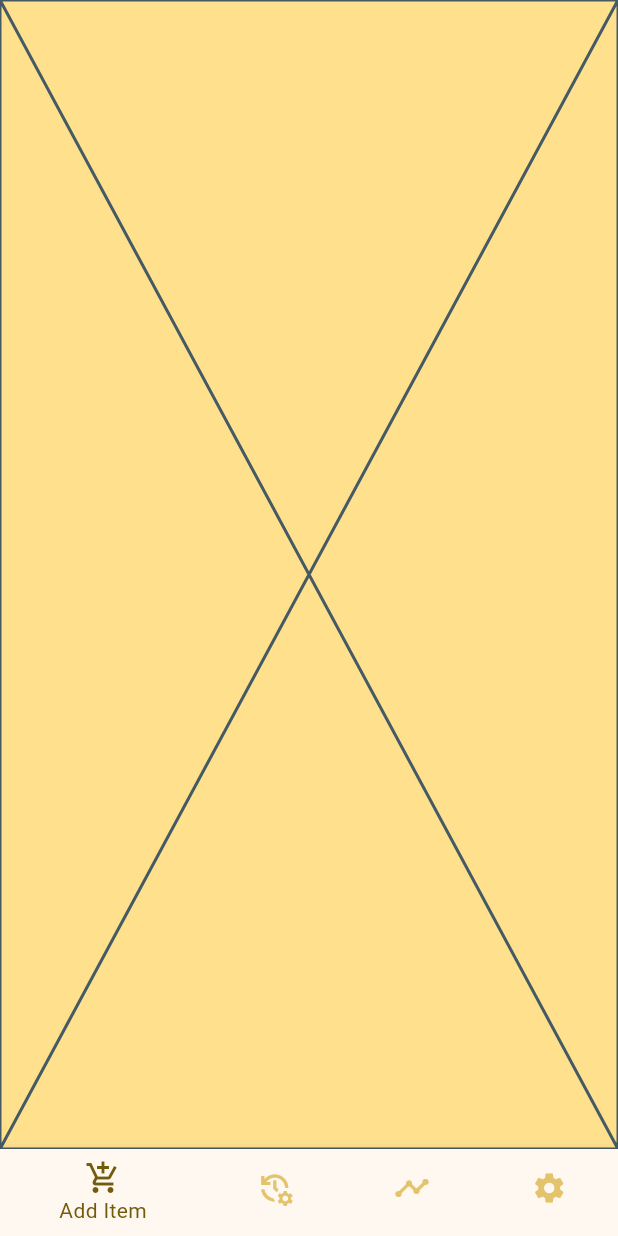
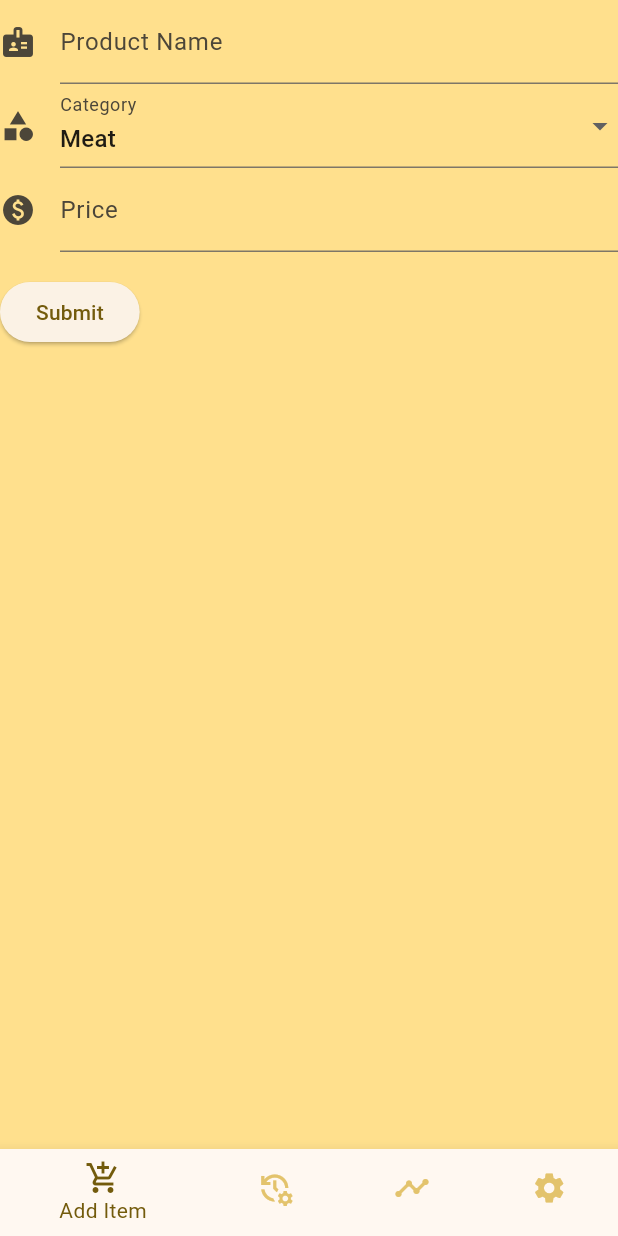
Before and after one commit to IsraeliCoder/BudgetMeIL, a Flutter app: the screen it shows once a user with an empty profile is signed in, on a phone screen of 412 x 824 dp. Run offline on Flutter 3.47's test engine with Material 3 defaults, Android fonts, the phone set to English and light mode, and no system bars; our stand-ins replace firebase_auth, firebase_core; missing offline and left inert: firebase_ui_auth; accounts and stored records are empty; generated files the repository leaves out were written again.

Commit message:
AddItemSimple

```diff
--- /dev/null
+++ b/budget_me_il/lib/add_item.dart
@@ -0,0 +1,132 @@
+
+import 'package:flutter/material.dart';
+import 'package:flutter/services.dart';
+
+
+
+class AddItem extends StatefulWidget {
+
+  const AddItem({super.key});
+
+  @override
+  MyCustomFormState createState() {
+    return MyCustomFormState();
+  }
+}
+
+// Define a corresponding State class.
+// This class holds data related to the form.
+class MyCustomFormState extends State<AddItem> {
+  // Create a global key that uniquely identifies the Form widget
+  // and allows validation of the form.
+  //
+  // Note: This is a `GlobalKey<FormState>`,
+  // not a GlobalKey<MyCustomFormState>.
+  final _formKey = GlobalKey<FormState>();
+
+  String? selectedValue = 'Meat';
+  List<String> listOfVaule = ['Meat', 'Vegdable'];
+
+  @override
+  Widget build(BuildContext context) {
+
+    // Build a Form widget using the _formKey created above.
+    return Form(
+      key: _formKey,
+      child: Column(
+        crossAxisAlignment: CrossAxisAlignment.start,
+        children: [
+
+          TextFormField(
+            decoration: const InputDecoration(
+              icon: Icon(Icons.badge),
+              labelText: 'Product Name',
+              hintText: '',
+            ),
+            // The validator receives the text that the user has entered.
+            validator: (value) {
+              if (value == null || value.isEmpty) {
+                return null;//'Please enter the Product Name';
+              }
+              return null;
+            },
+          ),
+          DropdownButtonFormField<String>(
+            decoration: const InputDecoration(
+              icon: Icon(Icons.category),
+              labelText: 'Category',
+              hintText: 'Can Leave Empty',
+            ),
+            value: selectedValue,
+            hint: Text('Select an option'),
+            isExpanded: true,
+            onChanged: (newValue) {
+              setState(() {
+                selectedValue = newValue;
+              });
+            },
+            validator: (value) {
+              if (value == null) {
+                return 'Please select an option';
+              }
+              return null;
+            },
+            items: listOfVaule.map((String val) {
+                return DropdownMenuItem(
+                   value: val,
+                   child: Text(
+                        val,
+                         ),
+                       );
+                    }).toList(),
+          ),
+
+          TextFormField(
+            keyboardType: TextInputType.number,
+            inputFormatters: <TextInputFormatter>[
+              FilteringTextInputFormatter.allow(RegExp(r'[0-9\.]')),
+            ],
+            decoration: const InputDecoration(
+              icon: Icon(Icons.paid),
+              labelText: 'Price',
+              hintText: '',
+            ),
+            // The validator receives the text that the user has entered.
+            validator: (value) {
+
+              if (value == null || value.isEmpty) {
+                return 'Please enter the product price';
+              }
+              else if('.'.allMatches(value).length > 1)
+              {
+                return 'price can\'t containe more than one dot';
+              }
+              else if(double.parse(value) <= 0) {
+                return 'Price must be positive';
+              }
+              return null;
+            },
+
+          ),
+
+          Padding(
+            padding: const EdgeInsets.symmetric(vertical: 16),
+            child: ElevatedButton(
+              onPressed: () {
+                // Validate returns true if the form is valid, or false otherwise.
+                if (_formKey.currentState!.validate()) {
+                  // If the form is valid, display a snackbar. In the real world,
+                  // you'd often call a server or save the information in a database.
+                  ScaffoldMessenger.of(context).showSnackBar(
+                    const SnackBar(content: Text('Processing Data')),
+                  );
+                }
+              },
+              child: const Text('Submit'),
+            ),
+          ),
+        ],
+      ),
+    );
+  }
+}
--- a/budget_me_il/lib/home.dart
+++ b/budget_me_il/lib/home.dart
@@ -1,6 +1,8 @@
 
 import 'package:flutter/material.dart';
 import 'package:provider/provider.dart';
+
+import 'add_item.dart';
 
 class MyHomePage extends StatefulWidget {
   @override
@@ -21,7 +23,7 @@ class _MyHomePageState extends State<MyHomePage> {
     Widget page;
     switch (selectedIndex) {
       case 0:
-        page = SafeArea(child: Placeholder());
+        page = SafeArea(child: AddItem());
       case 1:
         page = SafeArea(child: Placeholder());
       case 2:
```
